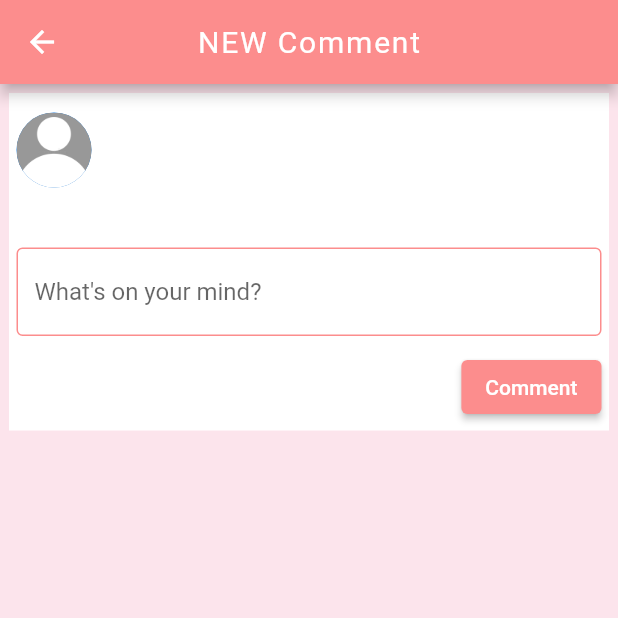
After one commit to HRmemon/FiverrProject, a Flutter app: the NewComment screen opened directly, on a phone screen of 412 x 824 dp, the top half of it. The commit adds this screen. Run offline on Flutter 3.47's test engine with Material 2 defaults, Android fonts, the phone set to English and light mode, and no system bars; our stand-ins replace cloud_firestore, email_validator, firebase_auth, firebase_core, firebase_storage, flutter_svg and 5 more; accounts and stored records are empty; project files that could hold a hidden picture were left out.

Commit message:
completed the getComment section

```diff
--- /dev/null
+++ b/lib/forums/commentPage.dart
@@ -0,0 +1,352 @@
+// make a comment page
+
+import 'package:VEmbrace/services/post_comments_services.dart';
+import 'package:flutter/material.dart';
+import 'package:shared_preferences/shared_preferences.dart';
+
+import '../services/models/post_model.dart';
+
+List post = [
+  // const PostReply(
+  //     name: "Kiran Nayab",
+  //     dateTime: "05/12/2022 15:00",
+  //     body: "This is a test post!"),
+];
+
+class CommentPage extends StatefulWidget {
+  final String postId;
+
+  const CommentPage({Key? key, required this.postId}) : super(key: key);
+
+  @override
+  _CommentPageState createState() => _CommentPageState();
+}
+
+class _CommentPageState extends State<CommentPage> {
+  @override
+  Widget build(BuildContext context) {
+    return Scaffold(
+        backgroundColor: Colors.pink[50],
+        appBar: AppBar(
+          backgroundColor: const Color(0xFFFC8D8D),
+          title: const Text(
+            "Comment Page",
+            style: TextStyle(
+              letterSpacing: 1.2,
+              fontWeight: FontWeight.w400,
+            ),
+          ),
+          centerTitle: true,
+        ),
+        body: Column(children: [
+          Expanded(
+            child: FutureBuilder<List<Comment>>(
+              future: CommentDatabase().getCommentsForPost(widget.postId),
+              builder: (BuildContext context,
+                  AsyncSnapshot<List<Comment>> snapshot) {
+                if (snapshot.connectionState == ConnectionState.waiting) {
+                  return const Center(child: CircularProgressIndicator());
+                } else {
+                  if (snapshot.hasError) {
+                    return Center(child: Text('Error: ${snapshot.error}'));
+                  } else {
+                    List<Comment>? comments = snapshot.data;
+                    return ListView.builder(
+                      itemCount: comments!.length,
+                      itemBuilder: (BuildContext context, int index) {
+                        return PostReply(comment: comments[index],
+                        );
+                      },
+                    );
+                  }
+                }
+              },
+            ),
+            // child: ListView.builder(
+            //   itemCount: post.length,
+            //   itemBuilder: (BuildContext context, int index) {
+            //     return post[index];
+            //   },
+            // ),
+          ),
+          // Text("ADD A WIDGET HERE AT THE BOTTOM OF THE PAGE"),
+          Container(
+              margin: const EdgeInsets.fromLTRB(6, 10, 15, 10),
+              child: Row(
+                children: [
+                  const Padding(
+                    padding: EdgeInsets.fromLTRB(8.0, 8.0, 8.0, 8.0),
+                    child: CircleAvatar(
+                      backgroundImage: AssetImage("assets/default.png"),
+                      radius: 22.5,
+                    ),
+                  ),
+                  Expanded(
+                    child: ElevatedButton(
+                      onPressed: () {
+                        Navigator.of(context).push(MaterialPageRoute(
+                            builder: (context) => const NewComment()));
+                      },
+                      child: Row(
+                        children: const [
+                          SizedBox(
+                            width: 5.0,
+                          ),
+                          Text(
+                            "Start a discussion",
+                            style: TextStyle(
+                              color: Colors.black,
+                              fontWeight: FontWeight.w400,
+                              letterSpacing: 1.0,
+                              fontSize: 15.0,
+                            ),
+                          ),
+                          SizedBox(
+                            height: 35,
+                          ),
+                        ],
+                      ),
+                      style: ElevatedButton.styleFrom(
+                          backgroundColor: Colors.grey[50],
+                          elevation: 0.5,
+                          shape: RoundedRectangleBorder(
+                            borderRadius: BorderRadius.circular(25),
+                          )),
+                    ),
+                  ),
+                ],
+              ))
+        ]));
+  }
+}
+
+class PostReply extends StatefulWidget {
+  // name: comments[index].name,
+  // timestamp: comments[index].timestamp,
+  // comment: comments[index].comment,
+  // imageUrl: comments[index].imageUrl,
+  // userId: comments[index].userId,
+  final Comment comment;
+
+  const PostReply({
+    Key? key, required this.comment,
+  }) : super(key: key);
+
+  @override
+  State<PostReply> createState() => _PostReplyState();
+}
+
+class _PostReplyState extends State<PostReply> {
+  int likes = 0;
+
+  @override
+  Widget build(BuildContext context) {
+    return Row(children: [
+      Expanded(
+        child: Container(
+          color: Colors.grey[50],
+          margin: const EdgeInsets.fromLTRB(0.0, 0.0, 0.0, 0.0),
+          child: Padding(
+            padding: const EdgeInsets.fromLTRB(0.0, 10.0, 0.0, 0.0),
+            child: Column(
+              crossAxisAlignment: CrossAxisAlignment.start,
+              children: [
+                Padding(
+                  padding: const EdgeInsets.fromLTRB(10.0, 2.0, 10.0, 0.0),
+                  child: Column(
+                    crossAxisAlignment: CrossAxisAlignment.start,
+                    children: [
+                      Row(
+                        children: [
+                          const CircleAvatar(
+                            backgroundImage: AssetImage("assets/default.png"),
+                            radius: 22.5,
+                          ),
+                          const SizedBox(
+                            width: 10.0,
+                          ),
+                          Column(
+                            crossAxisAlignment: CrossAxisAlignment.start,
+                            children: [
+                              Text(
+                                "${widget.comment.name} adf",
+                                style: const TextStyle(
+                                    fontSize: 18.0,
+                                    fontWeight: FontWeight.w400,
+                                    letterSpacing: 1.0),
+                              ),
+                              const SizedBox(
+                                height: 3.0,
+                              ),
+                              Text(
+                                widget.comment.createdAt.toDate().toIso8601String(),
+                                style: const TextStyle(
+                                    fontSize: 12.0,
+                                    fontWeight: FontWeight.w400,
+                                    letterSpacing: 1.0),
+                              )
+                            ],
+                          ),
+                        ],
+                      ),
+                      const SizedBox(
+                        height: 25,
+                      ),
+                      Text(
+                        widget.comment.content,
+                        textAlign: TextAlign.justify,
+                        style: const TextStyle(
+                            height: 1.4,
+                            fontSize: 14.0,
+                            fontWeight: FontWeight.w400,
+                            letterSpacing: 0.7),
+                      ),
+                      const SizedBox(
+                        height: 35,
+                      ),
+                      Divider(
+                        thickness: 15.0,
+                        color: Colors.pink[50],
+                      ),
+                    ],
+                  ),
+                )
+              ],
+            ),
+          ),
+          // ],
+        ),
+        // ))),
+        // const SizedBox(
+        //   height: 25,
+      ),
+    ]);
+  }
+}
+
+class NewComment extends StatefulWidget {
+  const NewComment({Key? key}) : super(key: key);
+
+  @override
+  State<NewComment> createState() => _NewCommentState();
+}
+
+class _NewCommentState extends State<NewComment> {
+  String name = "";
+  String imageUrl = "";
+
+  loadUserData() async {
+    final prefs = await SharedPreferences.getInstance();
+    setState(() {
+      name = prefs.getString('user_name')!;
+      imageUrl = prefs.getString('user_image_url')!;
+    });
+  }
+
+  @override
+  void initState() {
+    print('asdf123');
+    loadUserData();
+    super.initState();
+  }
+
+  @override
+  Widget build(BuildContext context) {
+    TextEditingController _controller = TextEditingController();
+
+    return Scaffold(
+      backgroundColor: Colors.pink[50],
+      appBar: AppBar(
+        backgroundColor: const Color(0xFFFC8D8D),
+        title: const Text(
+          "NEW Comment",
+          style: TextStyle(
+            letterSpacing: 1.2,
+            fontWeight: FontWeight.w400,
+          ),
+        ),
+        centerTitle: true,
+      ),
+      body: SingleChildScrollView(
+        child: Row(
+          children: [
+            Expanded(
+              child: Container(
+                margin:
+                    const EdgeInsets.symmetric(horizontal: 6.0, vertical: 6.0),
+                color: Colors.white,
+                child: Padding(
+                  padding: const EdgeInsets.symmetric(
+                      horizontal: 5.0, vertical: 5.0),
+                  child: Column(
+                    crossAxisAlignment: CrossAxisAlignment.start,
+                    children: [
+                      const SizedBox(
+                        height: 8,
+                      ),
+                      Row(
+                        children: [
+                          SizedBox(
+                            height: 5.0,
+                          ),
+                          CircleAvatar(
+                            backgroundImage: AssetImage("assets/default.png"),
+                            radius: 25.0,
+                          ),
+                          SizedBox(
+                            width: 10,
+                          ),
+                          Text(
+                            "${name}",
+                            style: TextStyle(
+                                fontSize: 16.0,
+                                fontWeight: FontWeight.w400,
+                                letterSpacing: 1.0),
+                          ),
+                        ],
+                      ),
+                      const SizedBox(
+                        height: 40,
+                      ),
+                      TextField(
+                        controller: _controller,
+                        keyboardType: TextInputType.multiline,
+                        maxLines: null,
+                        decoration: const InputDecoration(
+                            focusedBorder: OutlineInputBorder(
+                                borderSide: BorderSide(
+                                    color: Color(0xFFFC8D8D), width: 2.0)),
+                            enabledBorder: OutlineInputBorder(
+                                borderSide:
+                                    BorderSide(color: Color(0xFFFC8D8D))),
+                            hintText: "What's on your mind?"),
+                      ),
+                      const SizedBox(
+                        height: 10,
+                      ),
+                      Row(
+                        mainAxisAlignment: MainAxisAlignment.end,
+                        children: [
+                          ElevatedButton(
+                            onPressed: () {
+//TODO:
+//                             CommentDatabase().addCommentToPost()
+                            },
+                            child: Text("Comment"),
+                            style: ElevatedButton.styleFrom(
+                              backgroundColor: const Color(0xFFFC8D8D),
+                            ),
+                          ),
+                        ],
+                      )
+                    ],
+                  ),
+                ),
+              ),
+            ),
+          ],
+        ),
+      ),
+    );
+  }
+}
--- a/lib/services/database_services.dart
+++ b/lib/services/database_services.dart
@@ -40,6 +40,7 @@ class DatabaseService {
     if (userModel != null) {
       try {
         final prefs = await SharedPreferences.getInstance();
+        await prefs.setString('userId', uid);
         await prefs.setString('user_name', userModel.name);
         await prefs.setString('user_image_url', userModel.imageUrl ?? "");
       } catch (e) {
--- a/lib/services/models/post_model.dart
+++ b/lib/services/models/post_model.dart
@@ -67,7 +67,7 @@ class Comment {
     required this.createdAt,
   });
 
-  factory Comment.fromMap(Map<String, dynamic> data, String id) {
+  factory Comment.fromMap(Map<String, dynamic> data) {
     final Timestamp createdAt = data['timestamp'] ?? Timestamp.now();
     return Comment(
       userId: data['userId'] ?? '',
--- /dev/null
+++ b/lib/services/post_comments_services.dart
@@ -0,0 +1,54 @@
+import 'package:cloud_firestore/cloud_firestore.dart';
+import 'package:shared_preferences/shared_preferences.dart';
+
+import 'models/post_model.dart';
+
+class CommentDatabase {
+
+  Future<void> addCommentToPost(String postId, String content) async {
+    final prefs = await SharedPreferences.getInstance();
+    String name = prefs.getString('user_name')!;
+    String userId = prefs.getString('userId')!;
+    String imageUrl = prefs.getString('user_image_url')!;
+    if (userId ==null) return;
+
+    final postRef = FirebaseFirestore.instance.collection('posts').doc(postId);
+
+    final commentData = {
+      'content': content,
+      'userId': userId,
+      'name': name,
+      'imageUrl': imageUrl,
+      'createdAt': FieldValue.serverTimestamp(),
+    };
+
+    final Comment _comment = Comment.fromMap(commentData);
+    await postRef.collection('comments').add(_comment.toMap());
+  }
+
+
+  Future<List<Comment>> getCommentsForPost(String postId) async {
+
+    // final currentUser = FirebaseAuth.instance.currentUser;
+    // if (currentUser == null) return;
+    // final userId = currentUser?.uid;
+    final postRef = FirebaseFirestore.instance.collection('posts').doc(postId);
+    final comments = await postRef.collection('comments')
+        .orderBy('createdAt', descending: true)
+        .get();
+
+    final List<Comment> commentList = [];
+
+    for (final comment in comments.docs) {
+
+      commentList.add(Comment(
+        content: comment.data()['content'],
+        userId: comment.data()['userId'],
+        name: comment.data()['name'],
+        imageUrl: comment.data()['imageUrl'],
+        createdAt: comment.data()['createdAt'],
+      ));
+    }
+    return commentList;
+  }
+}
```
Also changed, not shown: lib/forums/forum_landing.dart (+23 -1 lines), 1 other file.
